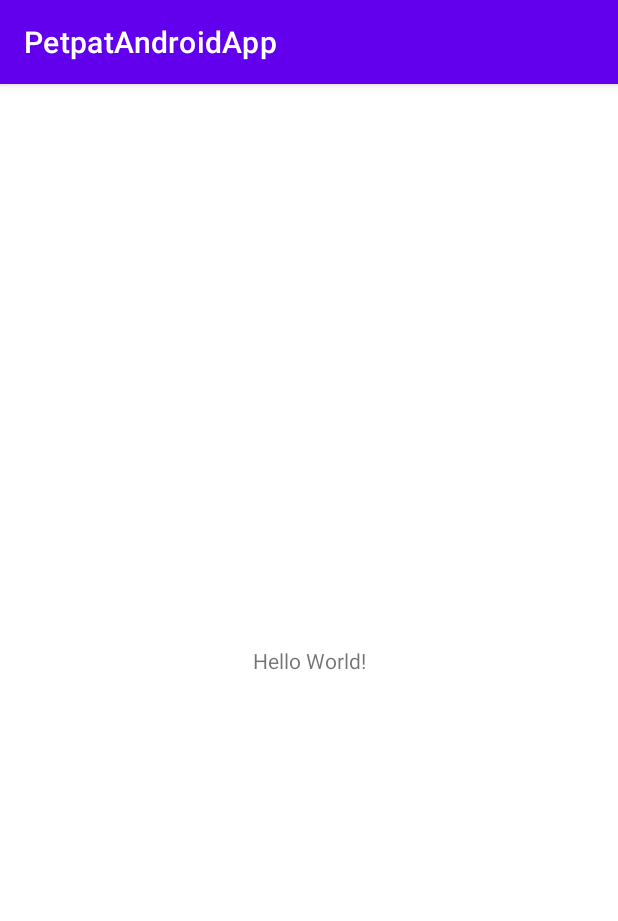
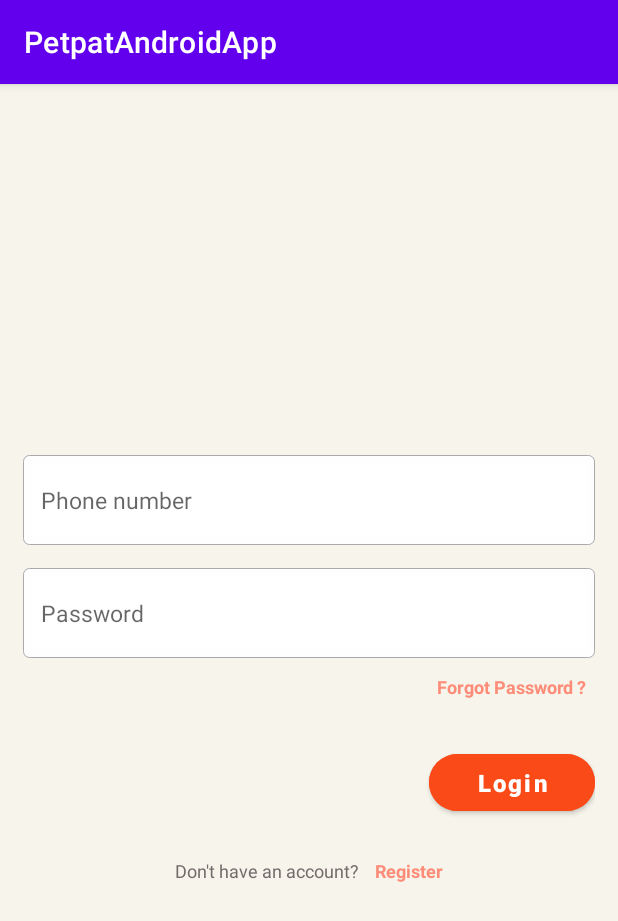
Before and after one commit to mehedii-hassan/LoginRegistrationDemo, an Android app: the screen it shows after launch (MainActivity), on a phone screen of 412 x 824 dp. Shown: the top 921 px of the screen. Run offline under Robolectric (Android 15) with nearby library versions, the phone set to English and light mode, and no system bars; our stand-ins replace data binding, sdp/ssp sizes.

Commit message:
git commit -m"updated"

```diff
--- a/app/src/main/AndroidManifest.xml
+++ b/app/src/main/AndroidManifest.xml
@@ -12,7 +12,7 @@
         android:theme="@style/Theme.PetpatAndroidApp"
         tools:targetApi="31">
         <activity
-            android:name=".MainActivity"
+            android:name=".ui.activities.MainActivity"
             android:exported="true">
             <intent-filter>
                 <action android:name="android.intent.action.MAIN" />
--- a/app/src/main/java/com/example/petpatandroidapp/MainActivity.kt
+++ b/app/src/main/java/com/example/petpatandroidapp/ui/activities/MainActivity.kt
@@ -1,7 +1,8 @@
-package com.example.petpatandroidapp
+package com.example.petpatandroidapp.ui.activities
 
 import androidx.appcompat.app.AppCompatActivity
 import android.os.Bundle
+import com.example.petpatandroidapp.R
 
 class MainActivity : AppCompatActivity() {
     override fun onCreate(savedInstanceState: Bundle?) {
--- /dev/null
+++ b/app/src/main/java/com/example/petpatandroidapp/ui/fragments/LoginFragment.kt
@@ -0,0 +1,68 @@
+package com.example.petpatandroidapp.ui.fragments
+
+import android.os.Bundle
+import androidx.fragment.app.Fragment
+import android.view.LayoutInflater
+import android.view.View
+import android.view.ViewGroup
+import android.widget.Toast
+import com.example.petpatandroidapp.R
+
+class LoginFragment : Fragment() {
+    // TODO: Rename and change types of parameters
+    private var param1: String? = null
+    private var param2: String? = null
+
+
+    override fun onCreateView(
+        inflater: LayoutInflater, container: ViewGroup?,
+        savedInstanceState: Bundle?
+    ): View? {
+        // Inflate the layout for this fragment
+        return inflater.inflate(R.layout.fragment_login, container, false)
+    }
+
+   /* private fun userLogin() {
+        val email: String = binding.etEmail.text.toString().trim()
+        val password: String = binding.etPassword.text.toString().trim()
+
+        //check email is empty or not
+        if (email.isEmpty()) {
+            Toast.makeText(requireContext(), "Enter your email pls !", Toast.LENGTH_LONG).show()
+            return
+        }
+        //check valid email  or not
+        if (!android.util.Patterns.EMAIL_ADDRESS.matcher(email).matches()) {
+            Toast.makeText(requireContext(), "Please enter a valid  Email", Toast.LENGTH_LONG)
+                .show();
+            return
+        }
+        //check password is empty or not
+        if (password.isEmpty()) {
+            Toast.makeText(requireContext(), "Enter your password pls !", Toast.LENGTH_LONG).show()
+            return
+        }
+        //check password length less then 6  or not
+        if (password.length < 6) {
+            Toast.makeText(
+                requireContext(),
+                "Password length should be at least 6",
+                Toast.LENGTH_LONG
+            ).show()
+            return
+        }
+
+        auth.signInWithEmailAndPassword(email, password).addOnCompleteListener {
+
+            if (it.isSuccessful) {
+
+                Toast.makeText(requireContext(), "Successfully Login", Toast.LENGTH_SHORT).show()
+            } else {
+                Toast.makeText(requireContext(), "Login failed", Toast.LENGTH_SHORT).show()
+
+            }
+        }
+
+    }*/
+
+}
--- /dev/null
+++ b/app/src/main/res/drawable/custom_background.xml
@@ -0,0 +1,8 @@
+<?xml version="1.0" encoding="utf-8"?>
+<shape xmlns:android="http://schemas.android.com/apk/res/android"
+    android:shape="rectangle">
+
+    <corners android:radius="@dimen/_4sdp" />
+    <solid android:color="#FEFEFE" />
+    <stroke android:color="#ABA9AC" android:width=".1dp"/>
+</shape>
--- /dev/null
+++ b/app/src/main/res/drawable/custom_edit_text_design.xml
@@ -0,0 +1,5 @@
+<?xml version="1.0" encoding="utf-8"?>
+<shape android:shape="rectangle" xmlns:android="http://schemas.android.com/apk/res/android">
+
+    <solid android:color="@color/white"/>
+</shape>
--- a/app/src/main/res/layout/activity_main.xml
+++ b/app/src/main/res/layout/activity_main.xml
@@ -1,18 +1,17 @@
 <?xml version="1.0" encoding="utf-8"?>
-<androidx.constraintlayout.widget.ConstraintLayout xmlns:android="http://schemas.android.com/apk/res/android"
+<FrameLayout xmlns:android="http://schemas.android.com/apk/res/android"
     xmlns:app="http://schemas.android.com/apk/res-auto"
     xmlns:tools="http://schemas.android.com/tools"
     android:layout_width="match_parent"
     android:layout_height="match_parent"
-    tools:context=".MainActivity">
+    tools:context=".ui.activities.MainActivity">
 
-    <TextView
-        android:layout_width="wrap_content"
-        android:layout_height="wrap_content"
-        android:text="Hello World!"
-        app:layout_constraintBottom_toBottomOf="parent"
-        app:layout_constraintEnd_toEndOf="parent"
-        app:layout_constraintStart_toStartOf="parent"
-        app:layout_constraintTop_toTopOf="parent" />
 
-</androidx.constraintlayout.widget.ConstraintLayout>
+    <androidx.fragment.app.FragmentContainerView
+        android:id="@+id/fragmentContainerView"
+        android:name="androidx.navigation.fragment.NavHostFragment"
+        android:layout_width="match_parent"
+        android:layout_height="match_parent"
+        app:defaultNavHost="true"
+        app:navGraph="@navigation/nav_graph" />
+</FrameLayout>
--- /dev/null
+++ b/app/src/main/res/layout/fragment_login.xml
@@ -0,0 +1,179 @@
+<?xml version="1.0" encoding="utf-8"?>
+<layout xmlns:android="http://schemas.android.com/apk/res/android"
+    xmlns:app="http://schemas.android.com/apk/res-auto"
+    xmlns:tools="http://schemas.android.com/tools">
+
+    <data>
+
+    </data>
+
+    <androidx.constraintlayout.widget.ConstraintLayout
+        android:layout_width="match_parent"
+        android:layout_height="match_parent"
+        android:background="#F7F4EB"
+        android:padding="15dp"
+        tools:context=".ui.fragments.LoginFragment">
+
+
+        <ProgressBar
+            android:id="@+id/progressBarId"
+            android:layout_width="wrap_content"
+            android:layout_height="wrap_content"
+            android:visibility="gone"
+            app:layout_constraintBottom_toBottomOf="parent"
+            app:layout_constraintEnd_toEndOf="parent"
+            app:layout_constraintStart_toStartOf="parent"
+            app:layout_constraintTop_toTopOf="parent" />
+
+
+        <androidx.constraintlayout.widget.Guideline
+            android:id="@+id/glTop"
+            android:layout_width="wrap_content"
+            android:layout_height="wrap_content"
+            android:orientation="horizontal"
+            app:layout_constraintGuide_percent=".2" />
+
+        <androidx.constraintlayout.widget.Guideline
+            android:id="@+id/glBottom"
+            android:layout_width="wrap_content"
+            android:layout_height="wrap_content"
+            android:orientation="horizontal"
+            app:layout_constraintGuide_percent=".7" />
+
+        <androidx.constraintlayout.widget.Guideline
+            android:id="@+id/glMiddle"
+            android:layout_width="wrap_content"
+            android:layout_height="wrap_content"
+            android:orientation="vertical"
+            app:layout_constraintGuide_percent=".5" />
+
+
+        <ImageView
+            android:id="@+id/tvTitleLF"
+            android:layout_width="200dp"
+            android:layout_height="@dimen/_50sdp"
+            app:layout_constraintBottom_toTopOf="@id/glTop"
+            app:layout_constraintEnd_toEndOf="parent"
+            app:layout_constraintStart_toStartOf="parent" />
+
+        <androidx.constraintlayout.widget.ConstraintLayout
+            android:id="@+id/constraintLayout"
+            android:layout_width="match_parent"
+            android:layout_height="wrap_content"
+            app:layout_constraintBottom_toTopOf="@id/glBottom"
+            app:layout_constraintTop_toBottomOf="@+id/tvTitleLF"
+            app:layout_constraintTop_toTopOf="parent"
+            app:layout_constraintVertical_bias=".85"
+            tools:layout_editor_absoluteX="30dp">
+
+
+            <LinearLayout
+                android:id="@+id/llEmail"
+                android:layout_width="match_parent"
+                android:layout_height="60dp"
+                android:background="@drawable/custom_background"
+                android:orientation="horizontal"
+                app:layout_constraintTop_toTopOf="parent">
+
+
+                <EditText
+                    android:id="@+id/etPhoneNumber"
+                    android:layout_width="match_parent"
+                    android:layout_height="match_parent"
+                    android:layout_gravity="center"
+                    android:layout_margin="6dp"
+                    android:background="@drawable/custom_edit_text_design"
+                    android:hint="Phone number"
+                    android:padding="6dp"
+                    android:textSize="@dimen/_15ssp" />
+            </LinearLayout>
+
+            <LinearLayout
+                android:id="@+id/llPassword"
+                android:layout_width="match_parent"
+                android:layout_height="60dp"
+                android:layout_marginTop="@dimen/_15sdp"
+                android:background="@drawable/custom_background"
+                android:orientation="horizontal"
+                app:layout_constraintTop_toBottomOf="@+id/llEmail">
+
+
+                <EditText
+                    android:id="@+id/etPassword"
+                    android:layout_width="match_parent"
+                    android:layout_height="match_parent"
+                    android:layout_gravity="center"
+                    android:layout_margin="6dp"
+                    android:background="@drawable/custom_edit_text_design"
+                    android:hint="Password"
+                    android:padding="6dp"
+                    android:textSize="@dimen/_15ssp" />
+            </LinearLayout>
+
+
+            <TextView
+                android:id="@+id/tvForgotPass"
+                android:layout_width="wrap_content"
+                android:layout_height="wrap_content"
+                android:layout_marginTop="5dp"
+                android:padding="5dp"
+                android:text="Forgot Password ?"
+                android:textColor="#FD8D79"
+                android:textSize="12sp"
+                android:textStyle="bold"
+                app:layout_constraintEnd_toEndOf="@+id/llPassword"
+                app:layout_constraintTop_toBottomOf="@+id/llPassword" />
+
+            <com.google.android.material.button.MaterialButton
+                android:id="@+id/btnLogin"
+                android:layout_width="0dp"
+                android:layout_height="@dimen/_50sdp"
+                android:layout_marginTop="@dimen/_25sdp"
+                android:backgroundTint="#FA4A18"
+                android:text="Login"
+                android:textAllCaps="false"
+                android:textColor="@color/white"
+                android:textSize="@dimen/_16ssp"
+                android:textStyle="bold"
+                app:cornerRadius="50dp"
+                app:layout_constraintEnd_toEndOf="@+id/tvForgotPass"
+                app:layout_constraintStart_toStartOf="@+id/tvForgotPass"
+                app:layout_constraintTop_toBottomOf="@+id/tvForgotPass" />
+
+
+        </androidx.constraintlayout.widget.ConstraintLayout>
+
+
+        <LinearLayout
+            android:layout_width="wrap_content"
+            android:layout_height="wrap_content"
+            android:layout_marginTop="@dimen/_20sdp"
+            android:orientation="horizontal"
+            app:layout_constraintEnd_toEndOf="parent"
+            app:layout_constraintStart_toStartOf="parent"
+            app:layout_constraintTop_toBottomOf="@+id/constraintLayout">
+
+            <TextView
+                android:id="@+id/tvHaveAnyAccount"
+                android:layout_width="wrap_content"
+                android:layout_height="wrap_content"
+                android:padding="5dp"
+                android:text="Don't have an account?"
+                android:textColor="#736A6A"
+                android:textSize="12sp" />
+
+            <TextView
+                android:id="@+id/tvRegisterLF"
+                android:layout_width="wrap_content"
+                android:layout_height="wrap_content"
+                android:padding="5dp"
+                android:text="Register"
+                android:textColor="#FD8D79"
+                android:textSize="12sp"
+                android:textStyle="bold" />
+
+        </LinearLayout>
+
+
+    </androidx.constraintlayout.widget.ConstraintLayout>
+</layout>
--- a/app/src/main/res/navigation/nav_graph.xml
+++ b/app/src/main/res/navigation/nav_graph.xml
@@ -1,6 +1,18 @@
 <?xml version="1.0" encoding="utf-8"?>
 <navigation xmlns:android="http://schemas.android.com/apk/res/android"
     xmlns:app="http://schemas.android.com/apk/res-auto"
-    android:id="@+id/nav_graph">
+    xmlns:tools="http://schemas.android.com/tools"
+    android:id="@+id/nav_graph"
+    app:startDestination="@id/loginFragment">
 
+    <fragment
+        android:id="@+id/loginFragment"
+        android:name="com.example.petpatandroidapp.ui.fragments.LoginFragment"
+        android:label="LoginFragment"
+        tools:layout="@layout/fragment_login" />
+    <fragment
+        android:id="@+id/registerFragment"
+        android:name="com.example.petpatandroidapp.ui.fragments.RegisterFragment"
+        android:label="RegisterFragment"
+        tools:layout="@layout/fragment_register" />
 </navigation>
--- a/app/src/main/res/values/strings.xml
+++ b/app/src/main/res/values/strings.xml
@@ -1,3 +1,5 @@
 <resources>
     <string name="app_name">PetpatAndroidApp</string>
+    <!-- TODO: Remove or change this placeholder text -->
+    <string name="hello_blank_fragment">Hello blank fragment</string>
 </resources>
```
Also changed, not shown: app/src/main/java/com/example/petpatandroidapp/ui/fragments/RegisterFragment.kt (added, +22 -0 lines), app/src/main/res/layout/fragment_register.xml (added, +208 -0 lines), app/src/main/res/values/dimens.xml (added, +90 -0 lines).
